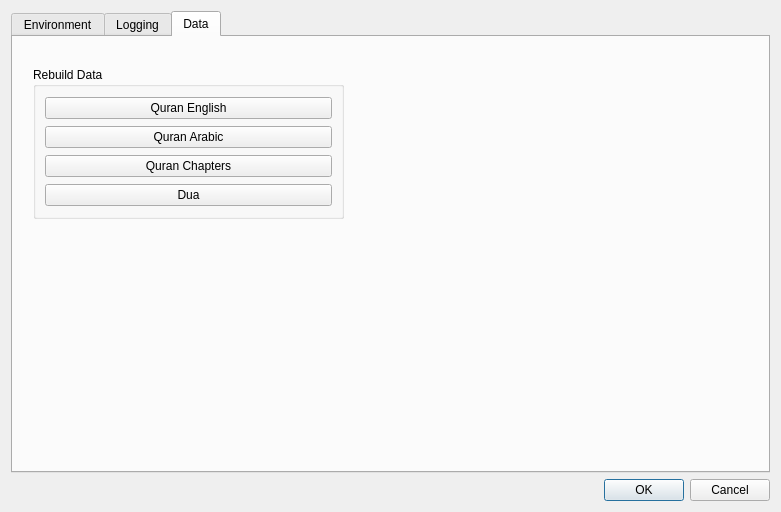
Qt form settings_dialog.ui (abumq/project-islam) before a commit.
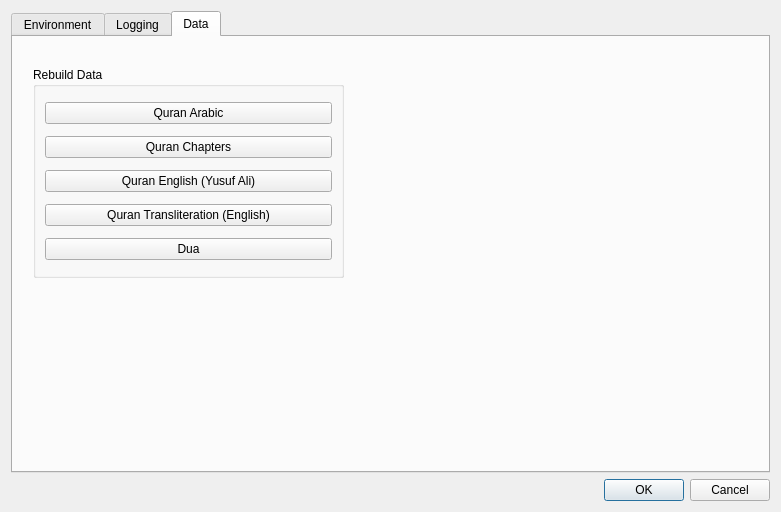
The same form after that commit. The open tabs and pages were chosen to show the change.

Commit message: Transliteration database

The edit to the form file:
```diff
--- a/settings_dialog.ui
+++ b/settings_dialog.ui
@@ -218,20 +218,13 @@
          <x>20</x>
          <y>30</y>
          <width>311</width>
-         <height>152</height>
+         <height>211</height>
         </rect>
        </property>
        <property name="title">
         <string>Rebuild Data</string>
        </property>
        <layout class="QVBoxLayout" name="verticalLayout_2">
-        <item>
-         <widget class="QPushButton" name="buildQuranEnglish">
-          <property name="text">
-           <string>Quran English</string>
-          </property>
-         </widget>
-        </item>
         <item>
          <widget class="QPushButton" name="buildQuranArabic">
           <property name="text">
@@ -246,6 +239,20 @@
           </property>
          </widget>
         </item>
+        <item>
+         <widget class="QPushButton" name="buildQuranEnglish">
+          <property name="text">
+           <string>Quran English (Yusuf Ali)</string>
+          </property>
+         </widget>
+        </item>
+        <item>
+         <widget class="QPushButton" name="buildQuranTransliterationEnglish">
+          <property name="text">
+           <string>Quran Transliteration (English)</string>
+          </property>
+         </widget>
+        </item>
         <item>
          <widget class="QPushButton" name="buildDua">
           <property name="text">
```
Left out of the diff: 2 changed lines with no effect on the pictures. The commit also changes 10 other files.
